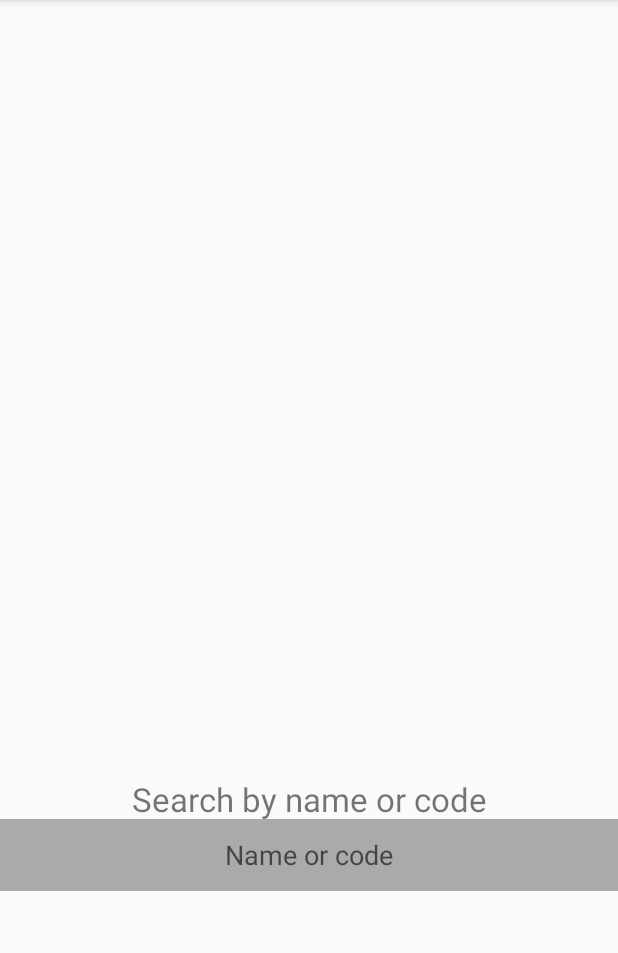
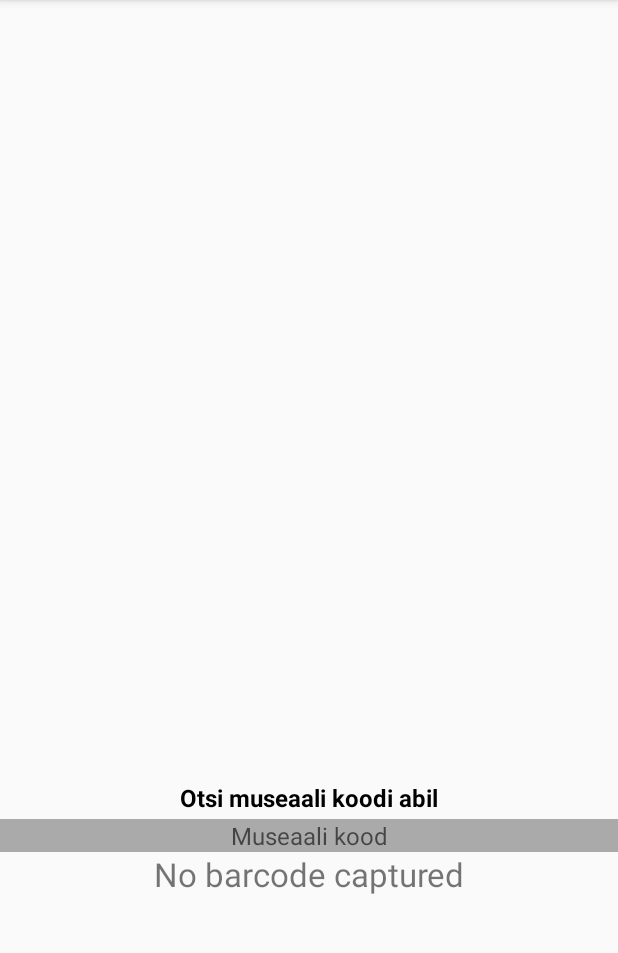
Before and after one commit to jyrno/ProMuseum, an Android app: the screen it shows after launch (MainActivity before the commit, SearchActivity after it), after a tap on "SEARCH", on a phone screen of 412 x 824 dp, the part 84-1037 px from its top. Run offline under Robolectric (Android 15) with nearby library versions, the phone set to English and light mode, and no system bars.

Commit message:
search fixed

```diff
--- a/app/src/main/AndroidManifest.xml
+++ b/app/src/main/AndroidManifest.xml
@@ -23,6 +23,7 @@
             android:name=".barcode.BarcodeCaptureActivity"
             android:theme="@style/Theme.AppCompat.NoActionBar" />
         <activity android:name=".itemlist.ItemListActivity"></activity>
+        <activity android:name=".search.SearchActivity"></activity>
     </application>
 
 </manifest>
--- a/app/src/main/java/ee/proekspert/promuseum/ItemActivity.java
+++ b/app/src/main/java/ee/proekspert/promuseum/ItemActivity.java
@@ -2,8 +2,11 @@ package ee.proekspert.promuseum;
 
 import android.os.Bundle;
 import android.support.v7.app.AppCompatActivity;
+import android.text.Editable;
 import android.util.Log;
 import android.widget.TextView;
+
+import org.jetbrains.annotations.Nullable;
 
 import ee.proekspert.promuseum.R;
 
@@ -12,6 +15,8 @@ public final class ItemActivity extends AppCompatActivity {
     private static final String TAG = "item";
 
     private static int i = 1;
+    @Nullable
+    public static Editable item_code;
 
     @Override
     public void onCreate(Bundle bundle) {
@@ -19,6 +24,7 @@ public final class ItemActivity extends AppCompatActivity {
         setContentView(R.layout.item);
         TextView code = findViewById(R.id.item_code5);
         code.setText("lkasj dlka dlka dlka dlka dlka dlka dlka dlka dlka dlka dlka dlka dlka dlka dlka dlka jdlask " + i);
+        code.setText(code.getText() + "\n" + item_code);
         i++;
     }
 
--- a/app/src/main/java/ee/proekspert/promuseum/MainActivity.kt
+++ b/app/src/main/java/ee/proekspert/promuseum/MainActivity.kt
@@ -10,6 +10,7 @@ import com.google.android.gms.common.api.CommonStatusCodes
 import com.google.android.gms.vision.barcode.Barcode
 import ee.proekspert.promuseum.barcode.BarcodeCaptureActivity
 import ee.proekspert.promuseum.itemlist.ItemListActivity
+import ee.proekspert.promuseum.search.SearchActivity
 
 class MainActivity : AppCompatActivity() {
 
@@ -37,7 +38,8 @@ class MainActivity : AppCompatActivity() {
         }
 
         findViewById<Button>(R.id.search_page_button).setOnClickListener {
-            setContentView(R.layout.search);
+            val intent = Intent(applicationContext, SearchActivity::class.java)
+            startActivity(intent)
         }
     }
 
--- a/app/src/main/java/ee/proekspert/promuseum/search/SearchActivity.kt
+++ b/app/src/main/java/ee/proekspert/promuseum/search/SearchActivity.kt
@@ -1,25 +1,36 @@
 package ee.proekspert.promuseum.search
 
+import android.content.Intent
 import android.os.Bundle
 import android.support.v7.app.AppCompatActivity
+import android.text.Editable
 import android.widget.EditText
+import android.widget.TextView
+import ee.proekspert.promuseum.ItemActivity
 import ee.proekspert.promuseum.R
 
 class SearchActivity : AppCompatActivity() {
 
-    private lateinit var mCodeInput: EditText
+    private lateinit var inputField: EditText
 
     override fun onCreate(savedInstanceState: Bundle?) {
         super.onCreate(savedInstanceState)
         setContentView(R.layout.search)
 
-        mCodeInput = findViewById<EditText>(R.id.insert_code_field)
+        inputField = findViewById<EditText>(R.id.insert_code_field);
 
-        mCodeInput.setOnEditorActionListener { textView, i, keyEvent ->
-
-
+        findViewById<EditText>(R.id.insert_code_field).setOnEditorActionListener { view, i, keyEvent ->
+            goToItem(inputField.text)
             true
         }
     }
 
+    private fun goToItem(text: Editable?) {
+        val intent = Intent(applicationContext, ItemActivity::class.java)
+        ItemActivity.item_code = text
+        startActivity(intent)
+
+    }
+
+
 }
--- a/app/src/main/res/layout/search.xml
+++ b/app/src/main/res/layout/search.xml
@@ -1,10 +1,10 @@
 <?xml version="1.0" encoding="utf-8"?>
 <android.support.constraint.ConstraintLayout
     xmlns:android="http://schemas.android.com/apk/res/android"
+    xmlns:app="http://schemas.android.com/apk/res-auto"
     xmlns:tools="http://schemas.android.com/tools"
     android:layout_width="match_parent"
     android:layout_height="match_parent"
-    xmlns:app="http://schemas.android.com/apk/res-auto"
     tools:context="ee.proekspert.promuseum.search.SearchActivity">
 
 
@@ -14,13 +14,16 @@
         android:layout_height="wrap_content"
         android:width="184dp"
         android:height="28dp"
-        android:textSize="22dp"
+        android:fontFamily="Roboto"
         android:gravity="center"
         android:lineSpacingMultiplier="1.75"
-        android:text="Search by name or code"
+        android:text="@string/search_by"
+        android:textColor="#000000"
+        android:textSize="16sp"
+        android:textStyle="bold"
         app:layout_constraintBottom_toBottomOf="parent"
         app:layout_constraintTop_toTopOf="parent"
-        app:layout_constraintVertical_bias="0.7"/>
+        app:layout_constraintVertical_bias="0.7" />
 
     <EditText
         android:id="@+id/insert_code_field"
@@ -29,10 +32,32 @@
         android:width="260dp"
         android:height="48dp"
         android:background="@android:color/darker_gray"
+        android:fontFamily="Roboto"
         android:gravity="center"
-        android:hint="Name or code"
+        android:hint="@string/code"
+        android:inputType="text"
         android:lineSpacingMultiplier="1.50"
+        android:selectAllOnFocus="true"
+        android:singleLine="true"
+        android:textAllCaps="true"
+        android:textColor="#000000"
+        android:textSize="16sp"
         app:layout_constraintTop_toBottomOf="@id/textview" />
+
+    <requestFocus />
+
+    <TextView
+        android:id="@+id/result_textview"
+        android:layout_width="match_parent"
+        android:layout_height="wrap_content"
+        android:layout_centerVertical="true"
+        android:layout_marginBottom="@dimen/activity_vertical_margin"
+        android:autoLink="all"
+        android:freezesText="true"
+        android:gravity="center"
+        android:text="@string/no_barcode_captured"
+        android:textSize="22sp"
+        app:layout_constraintTop_toBottomOf="@id/insert_code_field" />
 
 
 </android.support.constraint.ConstraintLayout>
--- a/app/src/main/res/values/strings.xml
+++ b/app/src/main/res/values/strings.xml
@@ -21,4 +21,8 @@
 
     <!-- String related to the list view -->
     <string name="open_item_list">Open Items List</string>
+
+    <!--String related to search -->
+    <string name="search_by">Otsi museaali koodi abil</string>
+    <string name="code">Museaali kood</string>
 </resources>
```
Also changed, not shown: app/src/main/res/layout/activity_main.xml (+20 -5 lines).
